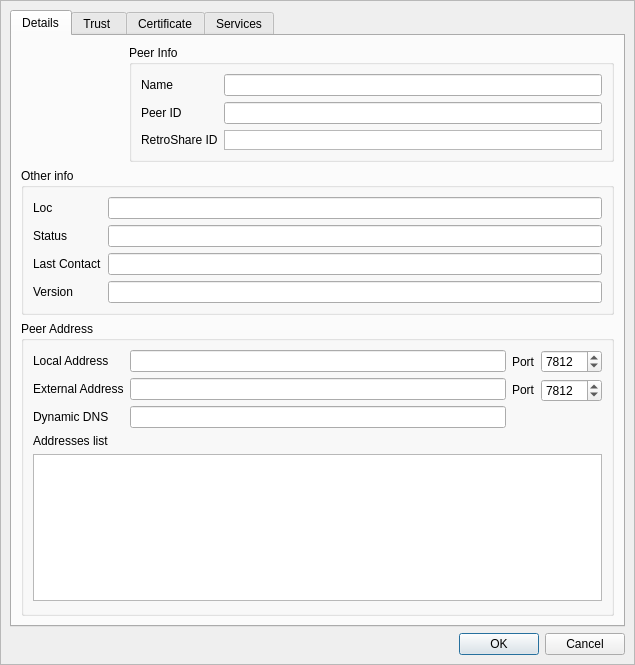
Old version of the form retroshare-gui/src/gui/connect/ConfCertDialog.ui in the repository RetroShare/RetroShare.
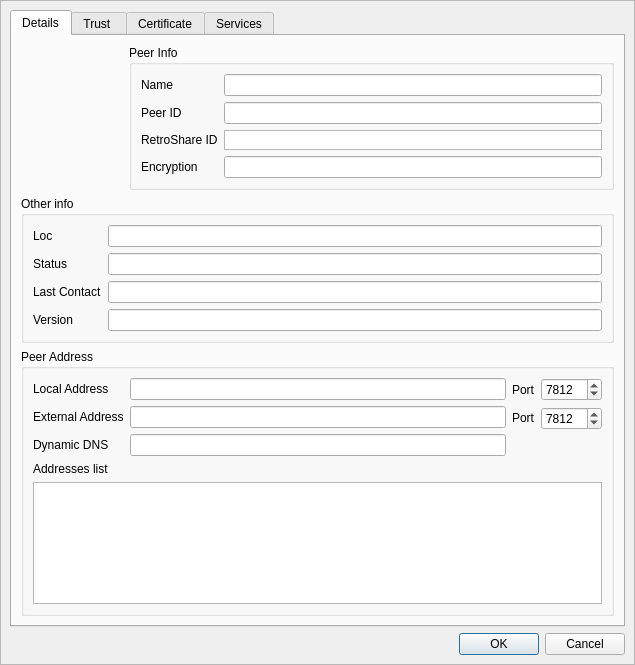
New version of the form. The open tabs and pages were chosen to show the change. Icons and pictures are not drawn. Custom widgets are drawn as their Qt base class.

Commit message: added display of SSL encryption parameters in PeerDetails dialog

Diff of the .ui file:
```diff
--- a/retroshare-gui/src/gui/connect/ConfCertDialog.ui
+++ b/retroshare-gui/src/gui/connect/ConfCertDialog.ui
@@ -140,6 +140,16 @@
                </property>
               </widget>
              </item>
+             <item row="3" column="0">
+              <widget class="QLabel" name="crypto_label">
+               <property name="text">
+                <string>Encryption</string>
+               </property>
+              </widget>
+             </item>
+             <item row="3" column="1">
+              <widget class="QLineEdit" name="crypto_info"/>
+             </item>
             </layout>
            </widget>
           </item>
```
Left out of the diff: 2 changed lines with no effect on the pictures. The commit also changes 11 other files.
